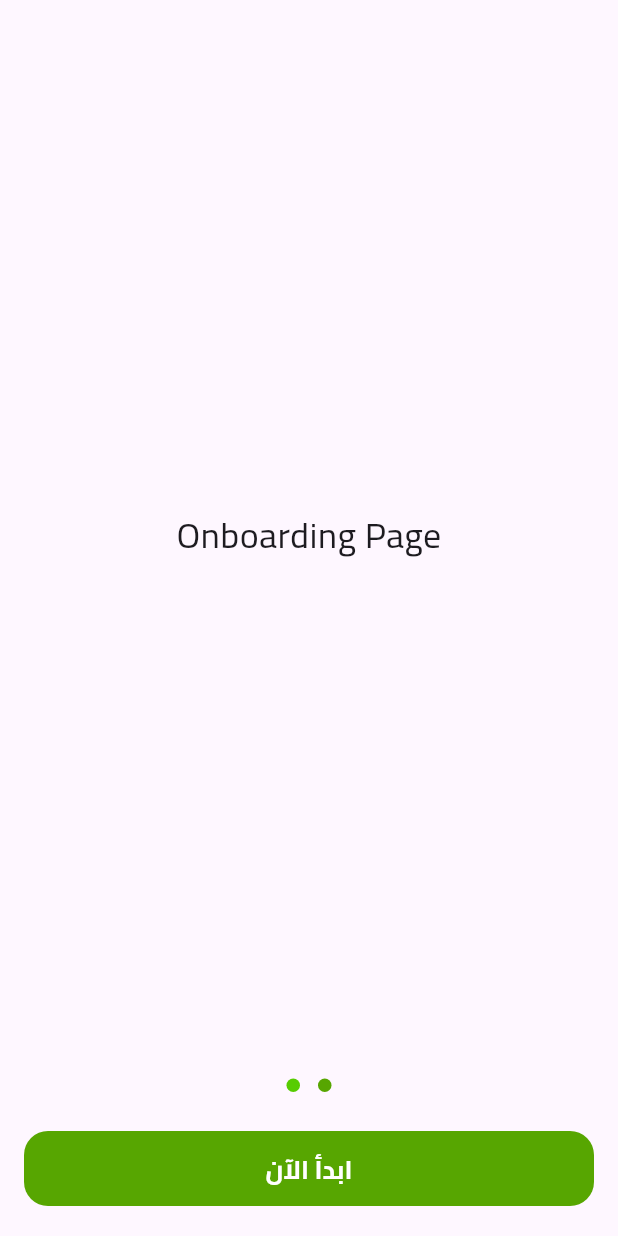
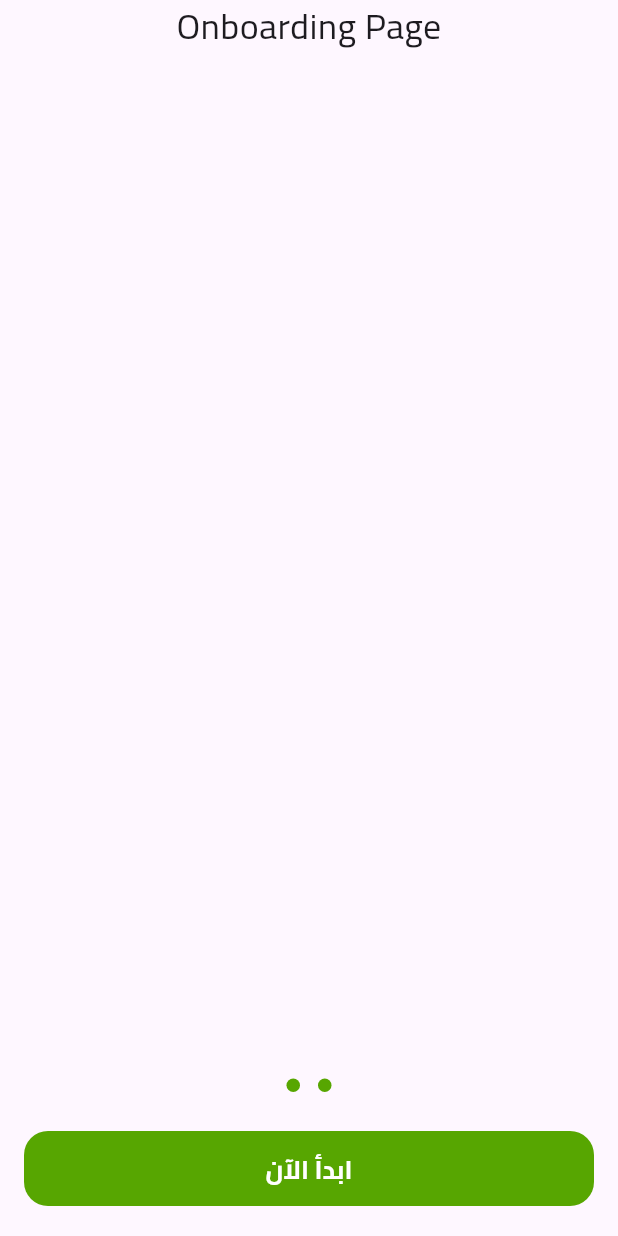
Before and after one commit to KaremMotaz/bio_app, a Flutter app: the screen it shows after launch, swiped to page 2, on a phone screen of 412 x 824 dp. Run offline on Flutter 3.47's test engine with Material 3 defaults, Android fonts, the light colour scheme and no system bars; drawn by our look-alikes of dots_indicator; our stand-ins replace dartz, firebase_core, flutter_bloc, flutter_secure_storage, flutter_svg, go_router and 1 more; accounts and stored records are empty.

Commit message:
Finish onboarding view logic

```diff
--- /dev/null
+++ b/lib/core/constants/constants.dart
@@ -0,0 +1 @@
+const String kHasSeenOnboarding = "hasSeenOnboarding";
--- a/lib/core/routing/app_router.dart
+++ b/lib/core/routing/app_router.dart
@@ -16,8 +16,9 @@ import 'package:bio_app/features/quiz/presentation/views/quiz_view.dart';
 
 abstract class AppRouter {
   static GoRouter createRouter(bool hasSeenOnboarding) {
-    final initialPath =
-        hasSeenOnboarding ? Routes.mainView : Routes.onBoardingView;
+    final initialPath = hasSeenOnboarding
+        ? Routes.signInView
+        : Routes.onBoardingView;
     return GoRouter(
       initialLocation: initialPath,
       routes: [
--- a/lib/features/onboarding/presentation/manager/onboarding_cubit/onboarding_cubit.dart
+++ /dev/null
@@ -1,8 +0,0 @@
-import 'package:flutter/material.dart';
-import 'package:flutter_bloc/flutter_bloc.dart';
-
-part 'onboarding_state.dart';
-
-class OnboardingCubit extends Cubit<OnboardingState> {
-  OnboardingCubit() : super(OnboardingInitial());
-}
--- a/lib/features/onboarding/presentation/manager/onboarding_cubit/onboarding_state.dart
+++ /dev/null
@@ -1,6 +0,0 @@
-part of 'onboarding_cubit.dart';
-
-@immutable
-sealed class OnboardingState {}
-
-final class OnboardingInitial extends OnboardingState {}
--- a/lib/features/onboarding/presentation/views/widgets/onboarding_page_view.dart
+++ b/lib/features/onboarding/presentation/views/widgets/onboarding_page_view.dart
@@ -2,12 +2,19 @@ import 'package:bio_app/features/onboarding/presentation/views/widgets/page_view
 import 'package:flutter/material.dart';
 
 class OnboardingPageView extends StatelessWidget {
-  const OnboardingPageView({super.key});
+  const OnboardingPageView({super.key, required this.pageController});
+  final PageController pageController;
 
   @override
   Widget build(BuildContext context) {
     return Expanded(
-      child: PageView(children: [PageViewItem(), PageViewItem()]),
+      child: PageView(
+        controller: pageController,
+        children: [
+          PageViewItem(isVisible: true),
+          PageViewItem(isVisible: false),
+        ],
+      ),
     );
   }
 }
--- a/lib/features/onboarding/presentation/views/widgets/onboarding_view_body.dart
+++ b/lib/features/onboarding/presentation/views/widgets/onboarding_view_body.dart
@@ -1,32 +1,72 @@
+// import 'package:bio_app/core/constants/constants.dart';
+import 'package:bio_app/core/routing/routes.dart';
+// import 'package:bio_app/core/services/cache_helper.dart';
 import 'package:bio_app/core/theming/app_colors.dart';
 import 'package:bio_app/core/theming/text_styles.dart';
 import 'package:bio_app/core/widgets/app_text_button.dart';
 import 'package:bio_app/features/onboarding/presentation/views/widgets/onboarding_page_view.dart';
 import 'package:dots_indicator/dots_indicator.dart';
 import 'package:flutter/material.dart';
+import 'package:go_router/go_router.dart';
 
-class OnboardingViewBody extends StatelessWidget {
+class OnboardingViewBody extends StatefulWidget {
   const OnboardingViewBody({super.key});
+
+  @override
+  State<OnboardingViewBody> createState() => _OnboardingViewBodyState();
+}
+
+class _OnboardingViewBodyState extends State<OnboardingViewBody> {
+  int currentPageIndex = 0;
+  late final PageController pageController;
+
+  @override
+  void initState() {
+    super.initState();
+    pageController = PageController();
+    pageController.addListener(() {
+      setState(() {
+        currentPageIndex = pageController.page!.round();
+      });
+    });
+  }
+
+  @override
+  void dispose() {
+    pageController.dispose();
+    super.dispose();
+  }
 
   @override
   Widget build(BuildContext context) {
     return Column(
       children: [
-        OnboardingPageView(),
+        OnboardingPageView(pageController: pageController),
         DotsIndicator(
           dotsCount: 2,
           decorator: DotsDecorator(
-            color: AppColors.mainGreen,
+            color: currentPageIndex == 1
+                ? AppColors.darkGreen
+                : AppColors.mainGreen,
             activeColor: AppColors.darkGreen,
           ),
         ),
         const SizedBox(height: 20),
-        Padding(
-          padding: const EdgeInsets.symmetric(horizontal: 16),
-          child: AppTextButton(
-            buttonText: "ابدأ الآن",
-            textStyle: TextStyles.bold17.copyWith(color: Colors.white),
-            onPressed: () {},
+        Visibility(
+          visible: currentPageIndex == 1,
+          maintainSize: true,
+          maintainAnimation: true,
+          maintainState: true,
+          child: Padding(
+            padding: const EdgeInsets.symmetric(horizontal: 16),
+            child: AppTextButton(
+              buttonText: "ابدأ الآن",
+              textStyle: TextStyles.bold17.copyWith(color: Colors.white),
+              onPressed: () {
+                // CacheHelper.set(key: kHasSeenOnboarding, value: true);
+                GoRouter.of(context).pushReplacement(Routes.signInView);
+              },
+            ),
           ),
         ),
         const SizedBox(height: 20),
--- a/lib/features/onboarding/presentation/views/widgets/page_view_item.dart
+++ b/lib/features/onboarding/presentation/views/widgets/page_view_item.dart
@@ -1,12 +1,31 @@
+// import 'package:bio_app/core/constants/constants.dart';
+import 'package:bio_app/core/routing/routes.dart';
+// import 'package:bio_app/core/services/cache_helper.dart';
 import 'package:flutter/material.dart';
+import 'package:go_router/go_router.dart';
 
 class PageViewItem extends StatelessWidget {
-  const PageViewItem({super.key});
+  const PageViewItem({super.key, required this.isVisible});
+  final bool isVisible;
 
   @override
   Widget build(BuildContext context) {
     return Center(
-      child: Text('Onboarding Page', style: TextStyle(fontSize: 24)),
+      child: Column(
+        children: [
+          Visibility(
+            visible: isVisible,
+            child: TextButton(
+              onPressed: () {
+                // CacheHelper.set(key: kHasSeenOnboarding, value: true);
+                GoRouter.of(context).pushReplacement(Routes.signInView);
+              },
+              child: Text("تخط"),
+            ),
+          ),
+          Text('Onboarding Page', style: TextStyle(fontSize: 24)),
+        ],
+      ),
     );
   }
 }
--- a/lib/main.dart
+++ b/lib/main.dart
@@ -1,3 +1,4 @@
+import 'package:bio_app/core/constants/constants.dart';
 import 'package:bio_app/core/services/cache_helper.dart';
 import 'package:flutter/material.dart';
 import 'package:flutter_localizations/flutter_localizations.dart';
@@ -8,8 +9,7 @@ void main() async {
   await CacheHelper.init();
 
   // Check if the user has seen the onboarding screen
-  final bool hasSeenOnboarding = CacheHelper.getBool(key: 'hasSeenOnboarding');
-
+  final bool hasSeenOnboarding = CacheHelper.getBool(key: kHasSeenOnboarding);
   runApp(MainApp(hasSeenOnboarding: hasSeenOnboarding));
 }
 
```
